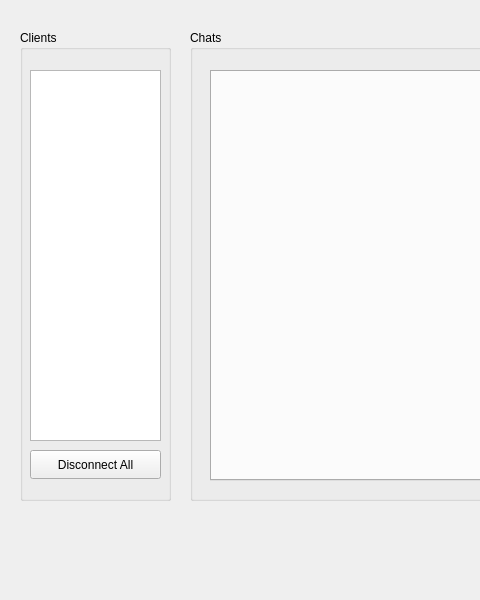
This is chat/mainwindow.ui in mnaboo/Pitu_Pitu_Cpp as Qt 5 draws it before an edit; both pictures show x 0 to 480 and y 0 to 600 of the 800 by 600 pixel window. The edited form follows.
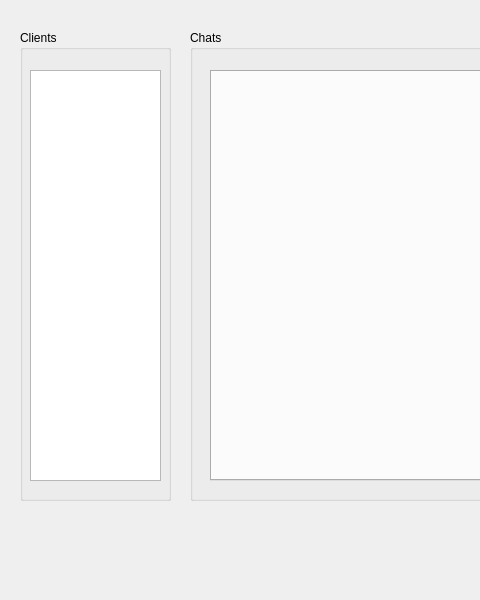
This is the edited form.

Patch:
```diff
--- a/chat/mainwindow.ui
+++ b/chat/mainwindow.ui
@@ -32,23 +32,10 @@
        <x>10</x>
        <y>40</y>
        <width>131</width>
-       <height>371</height>
+       <height>411</height>
       </rect>
      </property>
     </widget>
-    <widget class="QPushButton" name="btnDisconnectAll">
-     <property name="geometry">
-      <rect>
-       <x>10</x>
-       <y>420</y>
-       <width>131</width>
-       <height>29</height>
-      </rect>
-     </property>
-     <property name="text">
-      <string>Disconnect All</string>
-     </property>
-    </widget>
    </widget>
    <widget class="QGroupBox" name="grpChats">
     <property name="geometry">
```
